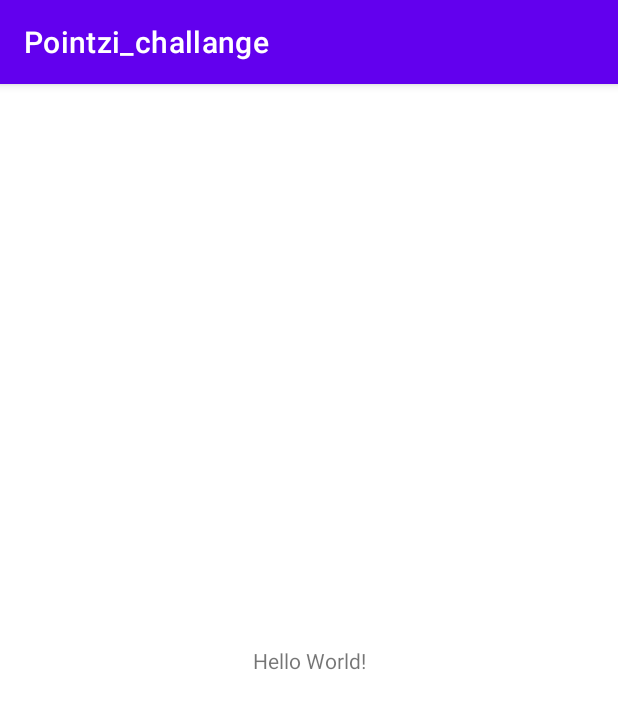
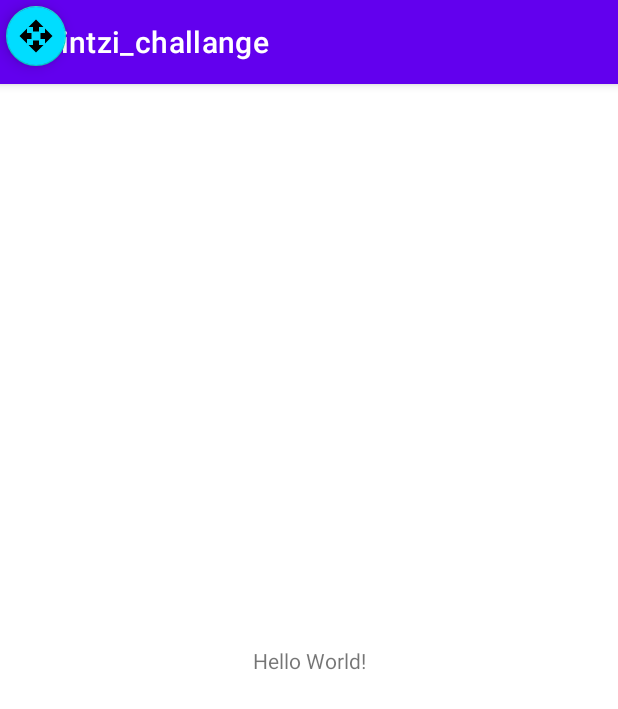
Before and after one commit to idee24/pontzi_demo_library, an Android app: the screen it shows after launch (MainActivity), on a phone screen of 412 x 824 dp. Shown: the top 709 px of the screen. Run offline under Robolectric (Android 15) with nearby library versions, the phone set to English and light mode, and no system bars.

Commit message:
working draft

```diff
--- a/app/src/main/java/com/example/pointzi_challange/MainActivity.kt
+++ b/app/src/main/java/com/example/pointzi_challange/MainActivity.kt
@@ -2,12 +2,13 @@ package com.example.pointzi_challange
 
 import androidx.appcompat.app.AppCompatActivity
 import android.os.Bundle
+import android.view.ViewGroup
 import com.example.pointzi_library.PontziDemo
 
 class MainActivity : AppCompatActivity() {
     override fun onCreate(savedInstanceState: Bundle?) {
         super.onCreate(savedInstanceState)
         setContentView(R.layout.activity_main)
-        PontziDemo(this).loadDialog()
+        PontziDemo(this, window.decorView as ViewGroup).inflateButton()
     }
 }
--- a/gradle.properties
+++ b/gradle.properties
@@ -17,3 +17,4 @@ org.gradle.jvmargs=-Xmx2048m -Dfile.encoding=UTF-8
 android.useAndroidX=true
 # Kotlin code style for this project: "official" or "obsolete":
 kotlin.code.style=official
+android.enableJetifier=true
--- a/pointzi_library/src/main/AndroidManifest.xml
+++ b/pointzi_library/src/main/AndroidManifest.xml
@@ -1,5 +1,6 @@
 <?xml version="1.0" encoding="utf-8"?>
 <manifest xmlns:android="http://schemas.android.com/apk/res/android"
     package="com.example.pointzi_library">
+    <uses-permission android:name="android.permission.INTERNET"/>
 
 </manifest>
--- a/pointzi_library/src/main/java/com/example/pointzi_library/PontziDemo.kt
+++ b/pointzi_library/src/main/java/com/example/pointzi_library/PontziDemo.kt
@@ -1,14 +1,11 @@
 package com.example.pointzi_library
 
-import android.R
-import android.content.Context
-import android.content.res.ColorStateList
-import android.graphics.Color
+import android.util.DisplayMetrics
 import android.view.LayoutInflater
+import android.view.ViewGroup
 import android.widget.RelativeLayout
+import androidx.appcompat.app.AppCompatActivity
 import com.example.pointzi_library.databinding.FabBinding
-import com.google.android.material.floatingactionbutton.FloatingActionButton
-import java.io.File
 import java.text.SimpleDateFormat
 import java.util.*
 
@@ -17,46 +14,34 @@ import java.util.*
  *@Created by Yerimah on 5/21/2021.
  */
 
-class PontziDemo(private val context: Context) {
 
-    private val colorList = ColorStateList(
-        arrayOf(
-            intArrayOf(-R.attr.state_enabled),  // Disabled
-            intArrayOf(R.attr.state_enabled)    // Enabled
-        ),
-        intArrayOf(
-            Color.BLACK,     // The color for the Disabled state
-            Color.RED        // The color for the Enabled state
-        )
-    )
+class PontziDemo(private val context: AppCompatActivity, private val rootView: ViewGroup) {
+
     private lateinit var fabBinding: FabBinding
 
     fun inflateButton() {
         fabBinding = FabBinding.inflate(LayoutInflater.from(context))
-        val relativeLayout = fabBinding.myRelativeLayout
-        val fab = getFAB()
-        fab.layoutParams = RelativeLayout.LayoutParams(
+        fabBinding.fab.setOnClickListener { loadDialog() }
+        val params = RelativeLayout.LayoutParams(
             RelativeLayout.LayoutParams.WRAP_CONTENT,
             RelativeLayout.LayoutParams.WRAP_CONTENT
         )
-        relativeLayout.addView(fab)
+        val screenWidth: Int = context.resources.displayMetrics.widthPixels
+        val screenHeight: Int = context.resources.displayMetrics.heightPixels
+        params.setMargins(screenWidth - 150,   screenHeight - 100, 0, 0)
+        fabBinding.fab.layoutParams = params
+        rootView.addView(fabBinding.fab)
     }
 
-    private fun getFAB(): FloatingActionButton {
-        val button = FloatingActionButton(context)
-        button.backgroundTintList = colorList
-        button.setOnClickListener { loadDialog() }
-        return button
-    }
 
-    fun loadDialog() {
-//        val appInfo = context.packageManager.getApplicationInfo("app.package.name", 0).sourceDir
-//        val installed: Long = File(appInfo).lastModified()
-        val installTime = SimpleDateFormat("dd MMM yy", Locale.getDefault()).format(Date())
+    private fun loadDialog() {
+
+        val installTime = SimpleDateFormat("dd MMM yy", Locale.getDefault()).format(getInstallTime(context))
         val currentTime = SimpleDateFormat("hh:mm aa dd MMM yy", Locale.getDefault()).format(Date())
         val installText = "Library Installed on $installTime"
         val currentText = "Current time:\n$currentTime"
         MainDialog(context, installText, currentText).show()
 
     }
+
 }
--- a/pointzi_library/src/main/res/drawable/dialog_background.xml
+++ b/pointzi_library/src/main/res/drawable/dialog_background.xml
@@ -2,7 +2,7 @@
 <shape xmlns:android="http://schemas.android.com/apk/res/android"
     android:shape="rectangle">
 
-    <corners android:radius="8dp"/>
+    <corners android:radius="@dimen/modal_radius"/>
 
     <solid android:color="@android:color/white"/>
 
--- /dev/null
+++ b/pointzi_library/src/main/res/drawable/fab_ico.xml
@@ -0,0 +1,5 @@
+<vector android:height="24dp" android:tint="#FFFFFF"
+    android:viewportHeight="24" android:viewportWidth="24"
+    android:width="24dp" xmlns:android="http://schemas.android.com/apk/res/android">
+    <path android:fillColor="@android:color/white" android:pathData="M10,9h4L14,6h3l-5,-5 -5,5h3v3zM9,10L6,10L6,7l-5,5 5,5v-3h3v-4zM23,12l-5,-5v3h-3v4h3v3l5,-5zM14,15h-4v3L7,18l5,5 5,-5h-3v-3z"/>
+</vector>
--- a/pointzi_library/src/main/res/layout/fab.xml
+++ b/pointzi_library/src/main/res/layout/fab.xml
@@ -1,7 +1,18 @@
-<RelativeLayout xmlns:android="http://schemas.android.com/apk/res/android"
+<?xml version="1.0" encoding="utf-8"?>
+<com.google.android.material.floatingactionbutton.FloatingActionButton
+    xmlns:android="http://schemas.android.com/apk/res/android"
     xmlns:app="http://schemas.android.com/apk/res-auto"
-    android:orientation="vertical"
-    android:layout_width="match_parent"
-    android:layout_height="match_parent"
-    android:id="@+id/my_relative_layout">
-</RelativeLayout>
+    android:id="@+id/fab"
+    android:src="@drawable/fab_ico"
+    android:backgroundTint="@android:color/holo_blue_bright"
+    android:elevation="2dp"
+    app:fabSize="mini"
+    android:focusable="true"
+    android:layout_width="60dp"
+    android:layout_height="60dp"
+    android:layout_alignParentBottom="true"
+    android:layout_alignParentEnd="true"
+    android:layout_marginEnd="24dp"
+    android:layout_marginStart="24dp"
+    app:rippleColor="?attr/colorSwitchThumbNormal"
+    android:contentDescription="@string/fab" />
--- /dev/null
+++ b/pointzi_library/src/main/res/values/colors.xml
@@ -0,0 +1,4 @@
+<?xml version="1.0" encoding="utf-8"?>
+<resources>
+    <color name="fifty_percent_transparent_black">#00000080</color>
+</resources>
--- /dev/null
+++ b/pointzi_library/src/main/res/values/dimens.xml
@@ -0,0 +1,4 @@
+<?xml version="1.0" encoding="utf-8"?>
+<resources>
+    <dimen name="modal_radius">10dp</dimen>
+</resources>
--- /dev/null
+++ b/pointzi_library/src/main/res/values/strings.xml
@@ -0,0 +1,4 @@
+<?xml version="1.0" encoding="utf-8"?>
+<resources>
+    <string name="fab">fab</string>
+</resources>
```
Also changed, not shown: pointzi_library/build.gradle (+7 -1 lines), pointzi_library/src/main/java/com/example/pointzi_library/MainDialog.kt (+43 -2 lines), pointzi_library/src/main/java/com/example/pointzi_library/Prefs.kt (added, +27 -0 lines), pointzi_library/src/main/res/values/themes.xml (added, +8 -0 lines), pointzi_library/src/main/res/drawable/loader_.gif (added).
